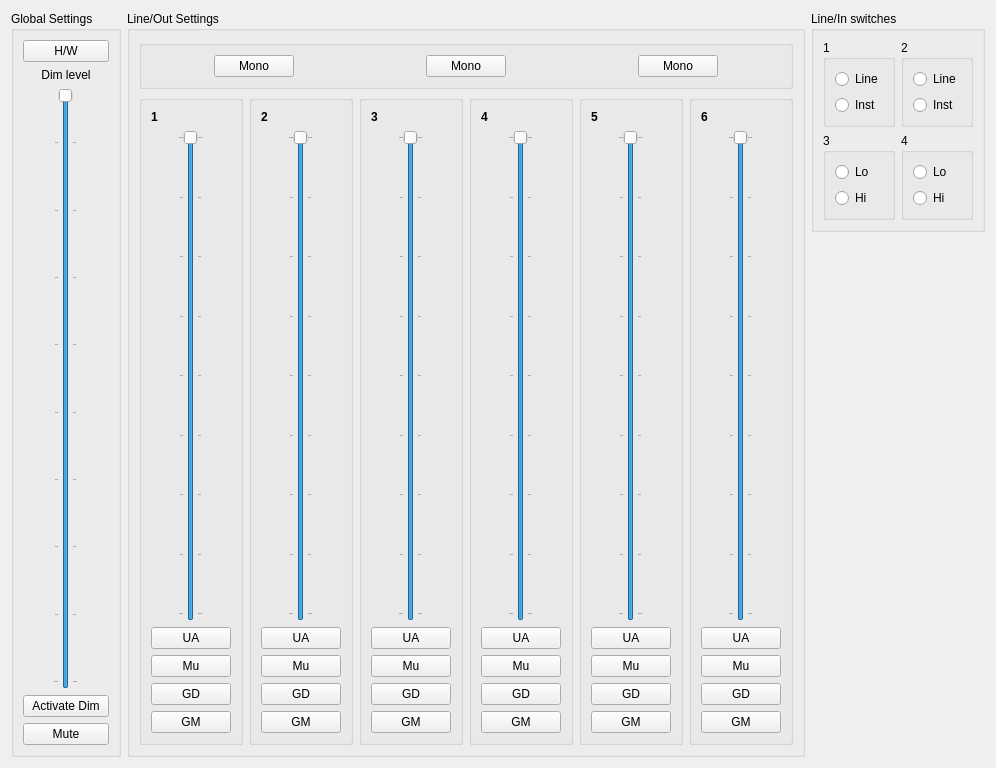
Qt form support/mixer-qt4/ffado/mixer/Saffire_Pro24_monitoring.ui (ojsl1/libffado) before a commit.
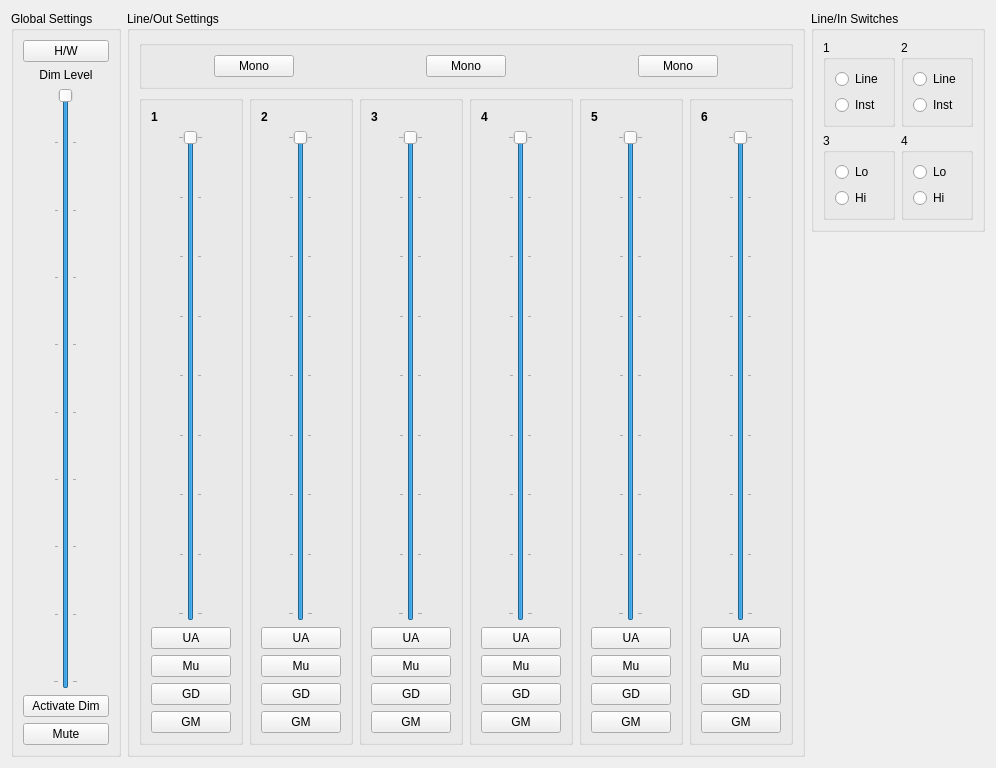
The same form after that commit.

Patch:
```diff
--- a/support/mixer-qt4/ffado/mixer/Saffire_Pro24_monitoring.ui
+++ b/support/mixer-qt4/ffado/mixer/Saffire_Pro24_monitoring.ui
@@ -47,7 +47,7 @@
         <item>
          <widget class="QLabel" name="GlobalSetLabel">
           <property name="text">
-           <string>Dim level</string>
+           <string>Dim Level</string>
           </property>
           <property name="alignment">
            <set>Qt::AlignCenter</set>
@@ -881,7 +881,7 @@
           <bool>true</bool>
          </property>
          <property name="title">
-          <string>Line/In switches</string>
+          <string>Line/In Switches</string>
          </property>
          <layout class="QGridLayout" name="gridLayout">
           <property name="sizeConstraint">
```
